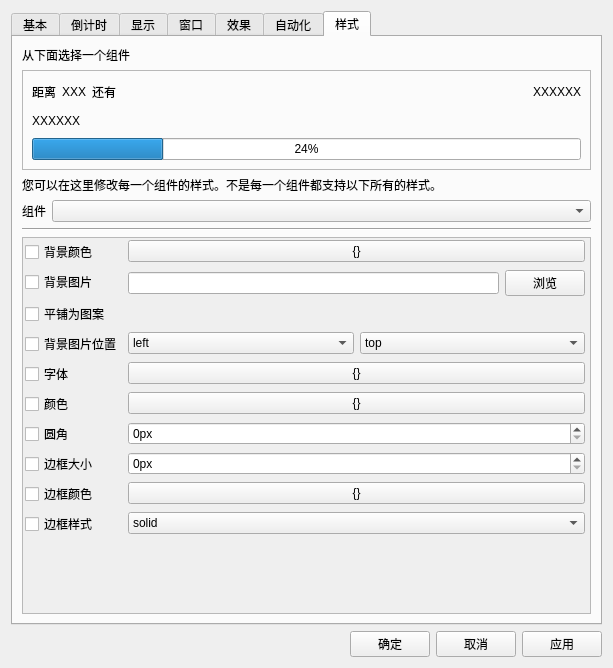
Before: the Qt Designer form UISource/profile_config_ui.ui in HelloWRC/W-DesktopCountdown, drawn with Qt 5.
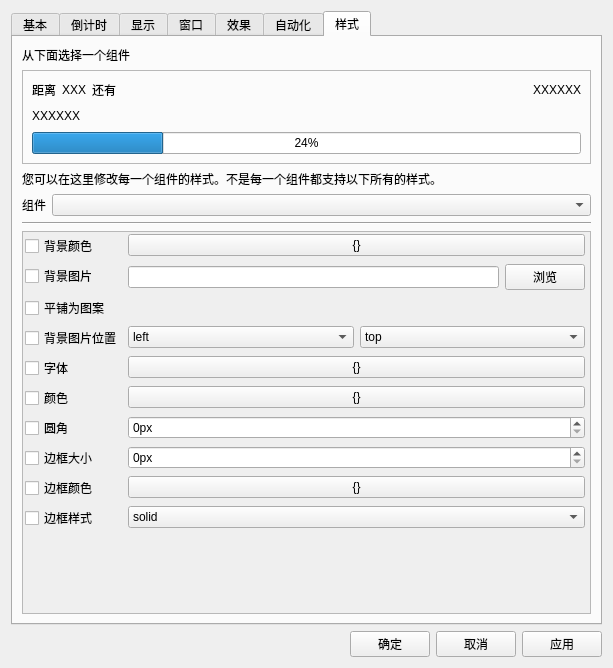
After: the same form once the commit is applied. The open tabs and pages were chosen to show the change. Icons and pictures are not drawn.

Patch:
```diff
--- a/UISource/profile_config_ui.ui
+++ b/UISource/profile_config_ui.ui
@@ -533,10 +533,16 @@
        </item>
        <item row="2" column="0" colspan="2">
         <widget class="QFrame" name="style_preview">
+         <property name="sizePolicy">
+          <sizepolicy hsizetype="Preferred" vsizetype="Preferred">
+           <horstretch>0</horstretch>
+           <verstretch>0</verstretch>
+          </sizepolicy>
+         </property>
          <property name="minimumSize">
           <size>
            <width>0</width>
-           <height>100</height>
+           <height>0</height>
           </size>
          </property>
          <property name="frameShape">
@@ -563,6 +569,12 @@
           </property>
           <item>
            <widget class="QWidget" name="window_bg" native="true">
+            <property name="sizePolicy">
+             <sizepolicy hsizetype="Preferred" vsizetype="Preferred">
+              <horstretch>0</horstretch>
+              <verstretch>0</verstretch>
+             </sizepolicy>
+            </property>
             <layout class="QVBoxLayout" name="verticalLayout_4">
              <item>
               <layout class="QHBoxLayout" name="hl_description">
```
